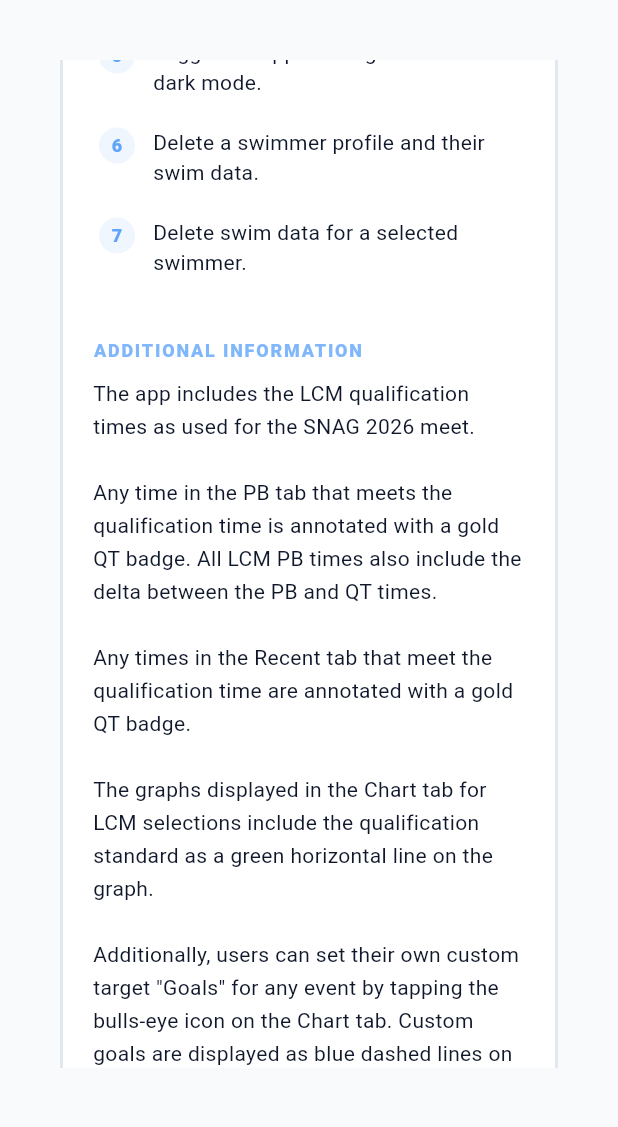
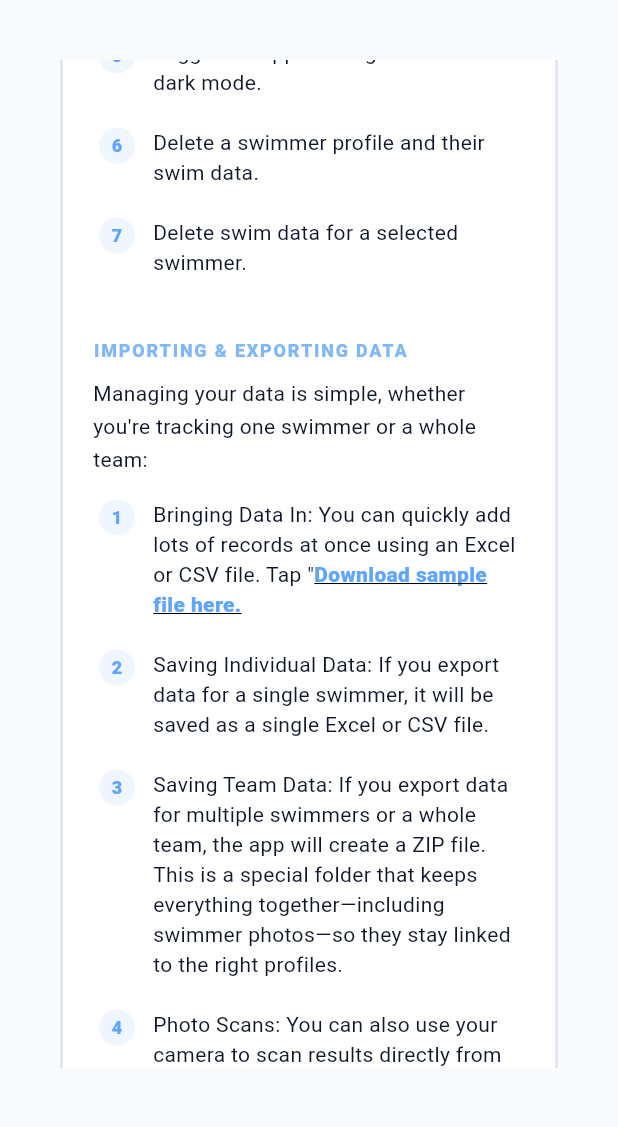
Before and after one commit to ianlorne1475/swimpb_tracker, a Flutter app: the screen it shows after launch, scrolled down 1152 dp, on a phone screen of 412 x 824 dp, the part 84-1211 px from its top. Run offline on Flutter 3.47's test engine with Material 3 defaults, Android fonts, the phone set to English and light mode, and no system bars; drawn by our look-alikes of screenshot; our stand-ins replace csv, file_picker, fl_chart, image_picker, pdf, printing and 3 more; missing offline and left inert: excel, google_mlkit_text_recognition; accounts and stored records are empty.

Commit message:
Docs: Updated help section and README with user-friendly import/export guide

```diff
--- a/lib/widgets/help_notes_tile.dart
+++ b/lib/widgets/help_notes_tile.dart
@@ -65,7 +65,7 @@ class HelpReleaseNotesTile extends StatelessWidget {
                       const SizedBox(width: 12),
                       const Expanded(
                         child: Text(
-                          'SwimPB Tracker v0.6',
+                          'SwimPB Tracker v1.0.1',
                           style: TextStyle(
                             color: Colors.white,
                             fontSize: 18,
@@ -113,14 +113,43 @@ class HelpReleaseNotesTile extends StatelessWidget {
                     _buildBulletItem(
                       context,
                       '2',
-                      'Bulk import swimmer data from .xlsx, .csv or photo files (OCR). Download sample file here.',
-                      onTap: () => _shareSampleFile(context),
+                      'Bulk Import: Add data from files or photos. See the "Importing & Exporting" section below.',
                     ),
-                    _buildBulletItem(context, '3', 'Bulk export swimmer data to either a .xlsx or .csv file.'),
+                    _buildBulletItem(
+                      context,
+                      '3',
+                      'Bulk Export: Save your data to keep it safe or move it to another device.',
+                    ),
                     _buildBulletItem(context, '4', 'Generate various reports for personal bests, national qualification and personal goals.'),
                     _buildBulletItem(context, '5', 'Toggle the app from light mode to dark mode.'),
                     _buildBulletItem(context, '6', 'Delete a swimmer profile and their swim data.'),
                     _buildBulletItem(context, '7', 'Delete swim data for a selected swimmer.'),
+
+                    const SizedBox(height: 24),
+                    _buildSectionTitle(context, 'Importing & Exporting Data'),
+                    _buildBodyText(context, 'Managing your data is simple, whether you\'re tracking one swimmer or a whole team:'),
+                    const SizedBox(height: 12),
+                    _buildBulletItem(
+                      context,
+                      '1',
+                      'Bringing Data In: You can quickly add lots of records at once using an Excel or CSV file. Tap "Download sample file here" to get a template. You can include results for just one person or a whole team in the same file!',
+                      onTap: () => _shareSampleFile(context),
+                    ),
+                    _buildBulletItem(
+                      context,
+                      '2',
+                      'Saving Individual Data: If you export data for a single swimmer, it will be saved as a single Excel or CSV file.',
+                    ),
+                    _buildBulletItem(
+                      context,
+                      '3',
+                      'Saving Team Data: If you export data for multiple swimmers or a whole team, the app will create a ZIP file. This is a special folder that keeps everything together—including swimmer photos—so they stay linked to the right profiles.',
+                    ),
+                    _buildBulletItem(
+                      context,
+                      '4',
+                      'Photo Scans: You can also use your camera to scan results directly from a photo. The app will "read" the times and help you add them to your history.',
+                    ),
 
                     const SizedBox(height: 24),
                     _buildSectionTitle(context, 'Additional Information'),
```
Also changed, not shown: assets/samples/README.txt.
